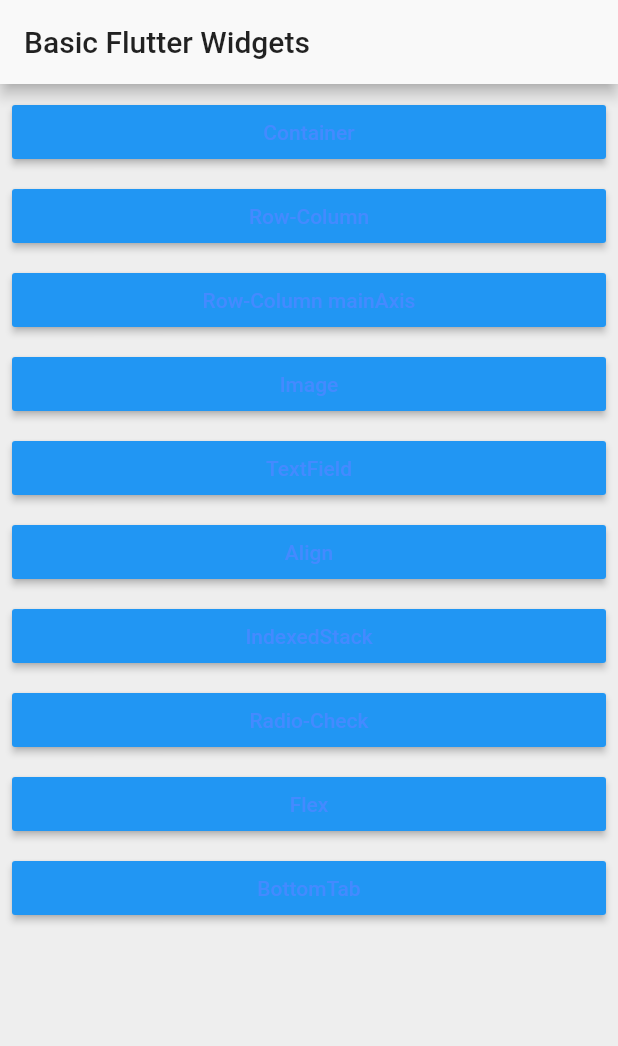
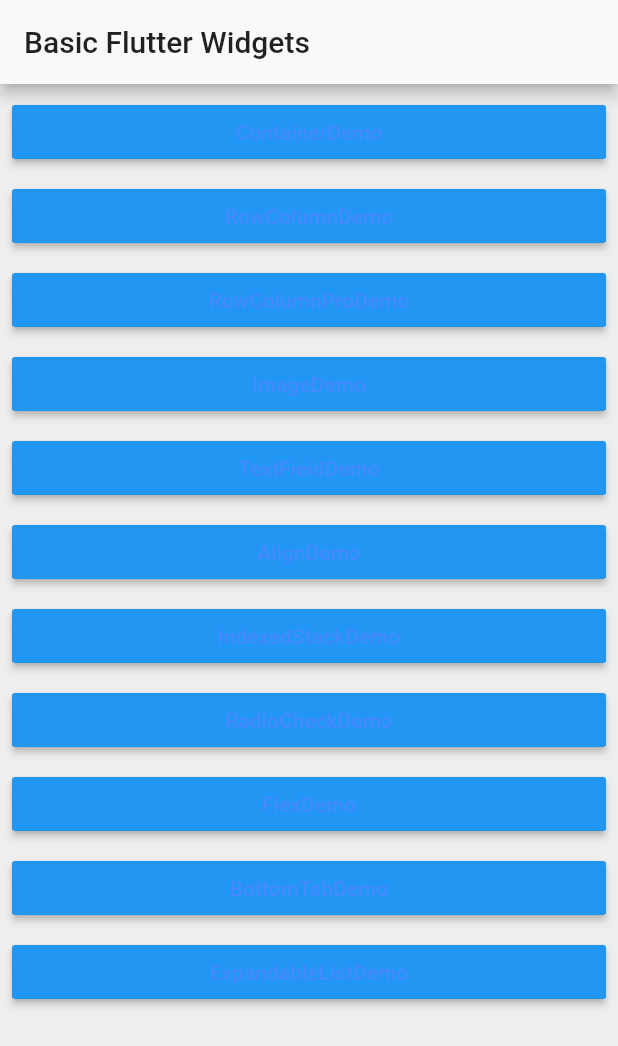
Before and after one commit to kishansinhparmar/Flutter-Basic-Widgets, a Flutter app: the screen it shows after launch, on a phone screen of 412 x 824 dp. Shown: the top 1046 px of the screen. Run offline on Flutter 3.47's test engine with Material 2 defaults, Android fonts, the phone set to English and light mode, and no system bars.

Commit message:
ExpandableList added

```diff
--- a/lib/main.dart
+++ b/lib/main.dart
@@ -9,6 +9,7 @@ import 'package:flutter_basic_widgets/widgets/IndexedStackDemo.dart';
 import 'package:flutter_basic_widgets/widgets/RadioCheckDemo.dart';
 import 'package:flutter_basic_widgets/widgets/FlexDemo.dart';
 import 'package:flutter_basic_widgets/widgets/BottomTabDemo.dart';
+import 'package:flutter_basic_widgets/widgets/ExpandableListDemo.dart';
 import 'colors.dart';
 
 void main() => runApp(new MyApp());
@@ -39,6 +40,8 @@ class MyApp extends StatelessWidget {
           FlexDemo.routeName: (BuildContext context) => new FlexDemo(),
           BottomTabDemo.routeName: (BuildContext context) =>
               new BottomTabDemo(),
+          ExpandableListDemo.routeName: (BuildContext context) =>
+              new ExpandableListDemo(),
         },
         home: new MyHome());
   }
@@ -58,148 +61,7 @@ class _MyHomeState extends State<MyHome> {
       ),
       body: new ListView(
         padding: const EdgeInsets.all(4.0),
-        children: <Widget>[
-          new Padding(
-            padding: const EdgeInsets.all(4.0),
-            child: new RaisedButton(
-              onPressed: () {
-                //It only works if route properties set on materialapp class #play
-                Navigator.of(context).pushNamed(ContainerDemo.routeName);
-
-                //This code no need to write routes in materialapp class #play
-                // Navigator.of(context).push(new MaterialPageRoute(
-                // builder: (BuildContext context) => new ContainerDemo()));
-              },
-              child: new Text("Container"),
-            ),
-          ),
-          new Padding(
-            padding: const EdgeInsets.all(4.0),
-            child: new RaisedButton(
-              onPressed: () {
-                //It only works if route properties set on materialapp class #play
-                Navigator.of(context).pushNamed(RowColumnDemo.routeName);
-
-                //This code no need to write routes in materialapp class #play
-                // Navigator.of(context).push(new MaterialPageRoute(
-                // builder: (BuildContext context) => new ContainerDemo()));
-              },
-              child: new Text("Row-Column"),
-            ),
-          ),
-          new Padding(
-            padding: const EdgeInsets.all(4.0),
-            child: new RaisedButton(
-              onPressed: () {
-                //It only works if route properties set on materialapp class #play
-                Navigator.of(context).pushNamed(RowColumnProDemo.routeName);
-
-                //This code no need to write routes in materialapp class #play
-                // Navigator.of(context).push(new MaterialPageRoute(
-                // builder: (BuildContext context) => new ContainerDemo()));
-              },
-              child: new Text("Row-Column mainAxis"),
-            ),
-          ),
-          new Padding(
-            padding: const EdgeInsets.all(4.0),
-            child: new RaisedButton(
-              onPressed: () {
-                //It only works if route properties set on materialapp class #play
-                Navigator.of(context).pushNamed(ImageDemo.routeName);
-
-                //This code no need to write routes in materialapp class #play
-                // Navigator.of(context).push(new MaterialPageRoute(
-                // builder: (BuildContext context) => new ContainerDemo()));
-              },
-              child: new Text("Image"),
-            ),
-          ),
-          new Padding(
-            padding: const EdgeInsets.all(4.0),
-            child: new RaisedButton(
-              onPressed: () {
-                //It only works if route properties set on materialapp class #play
-                Navigator.of(context).pushNamed(TextFieldDemo.routeName);
-
-                //This code no need to write routes in materialapp class #play
-                // Navigator.of(context).push(new MaterialPageRoute(
-                // builder: (BuildContext context) => new ContainerDemo()));
-              },
-              child: new Text("TextField"),
-            ),
-          ),
-          new Padding(
-            padding: const EdgeInsets.all(4.0),
-            child: new RaisedButton(
-              onPressed: () {
-                //It only works if route properties set on materialapp class #play
-                Navigator.of(context).pushNamed(AlignDemo.routeName);
-
-                //This code no need to write routes in materialapp class #play
-                // Navigator.of(context).push(new MaterialPageRoute(
-                // builder: (BuildContext context) => new ContainerDemo()));
-              },
-              child: new Text("Align"),
-            ),
-          ),
-          new Padding(
-            padding: const EdgeInsets.all(4.0),
-            child: new RaisedButton(
-              onPressed: () {
-                //It only works if route properties set on materialapp class #play
-                Navigator.of(context).pushNamed(IndexedStackDemo.routeName);
-
-                //This code no need to write routes in materialapp class #play
-                // Navigator.of(context).push(new MaterialPageRoute(
-                // builder: (BuildContext context) => new ContainerDemo()));
-              },
-              child: new Text("IndexedStack"),
-            ),
-          ),
-          new Padding(
-            padding: const EdgeInsets.all(4.0),
-            child: new RaisedButton(
-              onPressed: () {
-                //It only works if route properties set on materialapp class #play
-                Navigator.of(context).pushNamed(RadioCheckDemo.routeName);
-
-                //This code no need to write routes in materialapp class #play
-                // Navigator.of(context).push(new MaterialPageRoute(
-                // builder: (BuildContext context) => new ContainerDemo()));
-              },
-              child: new Text("Radio-Check"),
-            ),
-          ),
-          new Padding(
-            padding: const EdgeInsets.all(4.0),
-            child: new RaisedButton(
-              onPressed: () {
-                //It only works if route properties set on materialapp class #play
-                Navigator.of(context).pushNamed(FlexDemo.routeName);
-
-                //This code no need to write routes in materialapp class #play
-                // Navigator.of(context).push(new MaterialPageRoute(
-                // builder: (BuildContext context) => new ContainerDemo()));
-              },
-              child: new Text("Flex"),
-            ),
-          ),
-          new Padding(
-            padding: const EdgeInsets.all(4.0),
-            child: new RaisedButton(
-              onPressed: () {
-                //It only works if route properties set on materialapp class #play
-                Navigator.of(context).pushNamed(BottomTabDemo.routeName);
-
-                //This code no need to write routes in materialapp class #play
-                // Navigator.of(context).push(new MaterialPageRoute(
-                // builder: (BuildContext context) => new ContainerDemo()));
-              },
-              child: new Text("BottomTab"),
-            ),
-          )
-        ],
+        children: _getButtons(context),
       ),
     );
   }
@@ -223,3 +85,54 @@ _buildButtonTheme() {
 }
 
 String _appName = "Basic Flutter Widgets";
+
+_getButtons(BuildContext context) {
+  List<Widget> widgetList = List<Widget>();
+
+  var routes = [
+    ContainerDemo.routeName,
+    RowColumnDemo.routeName,
+    RowColumnProDemo.routeName,
+    ImageDemo.routeName,
+    TextFieldDemo.routeName,
+    AlignDemo.routeName,
+    IndexedStackDemo.routeName,
+    RadioCheckDemo.routeName,
+    FlexDemo.routeName,
+    BottomTabDemo.routeName,
+    ExpandableListDemo.routeName
+  ];
+
+  var btnNames = [
+    "ContainerDemo",
+    "RowColumnDemo",
+    "RowColumnProDemo",
+    "ImageDemo",
+    "TextFieldDemo",
+    "AlignDemo",
+    "IndexedStackDemo",
+    "RadioCheckDemo",
+    "FlexDemo",
+    "BottomTabDemo",
+    "ExpandableListDemo"
+  ];
+
+  for (int i = 0; i < routes.length; i++) {
+    widgetList.add(Padding(
+      padding: const EdgeInsets.all(4.0),
+      child: RaisedButton(
+        onPressed: () {
+          //It only works if route properties set on materialapp class #play
+          Navigator.of(context).pushNamed(routes[i]);
+
+          //This code no need to write routes in materialapp class #play
+          // Navigator.of(context).push(new MaterialPageRoute(
+          // builder: (BuildContext context) => new ContainerDemo()));
+        },
+        child: Text(btnNames[i]),
+      ),
+    ));
+  }
+
+  return widgetList;
+}
```
Also changed, not shown: lib/widgets/ExpandableListDemo.dart (added, +88 -0 lines).
